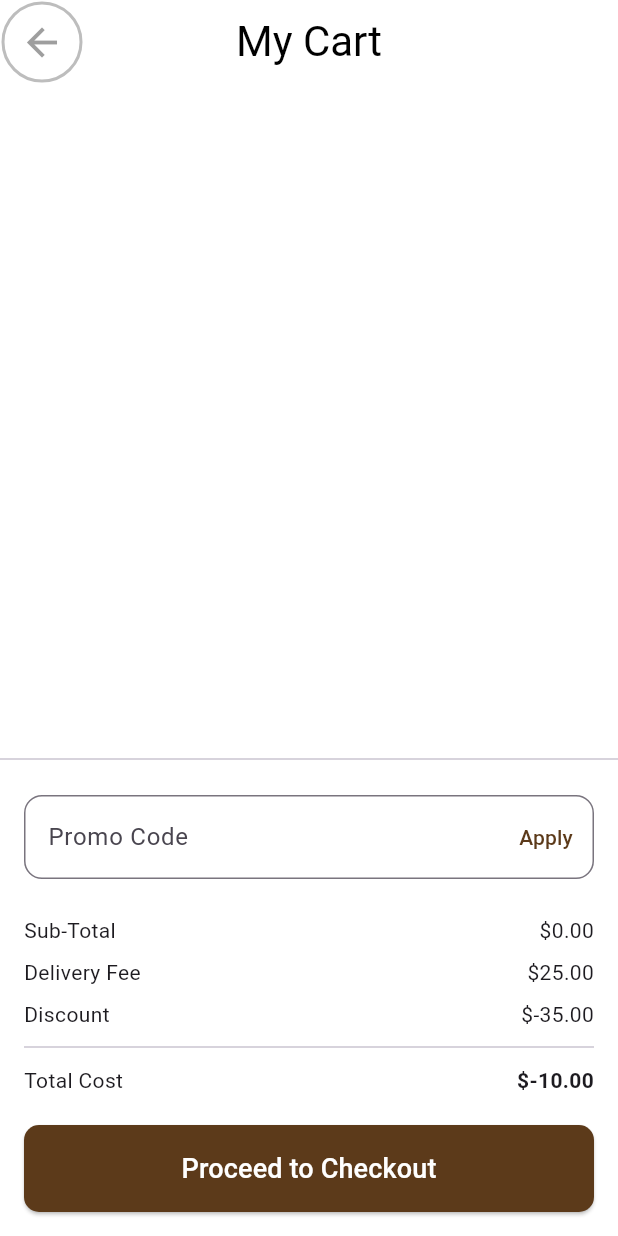
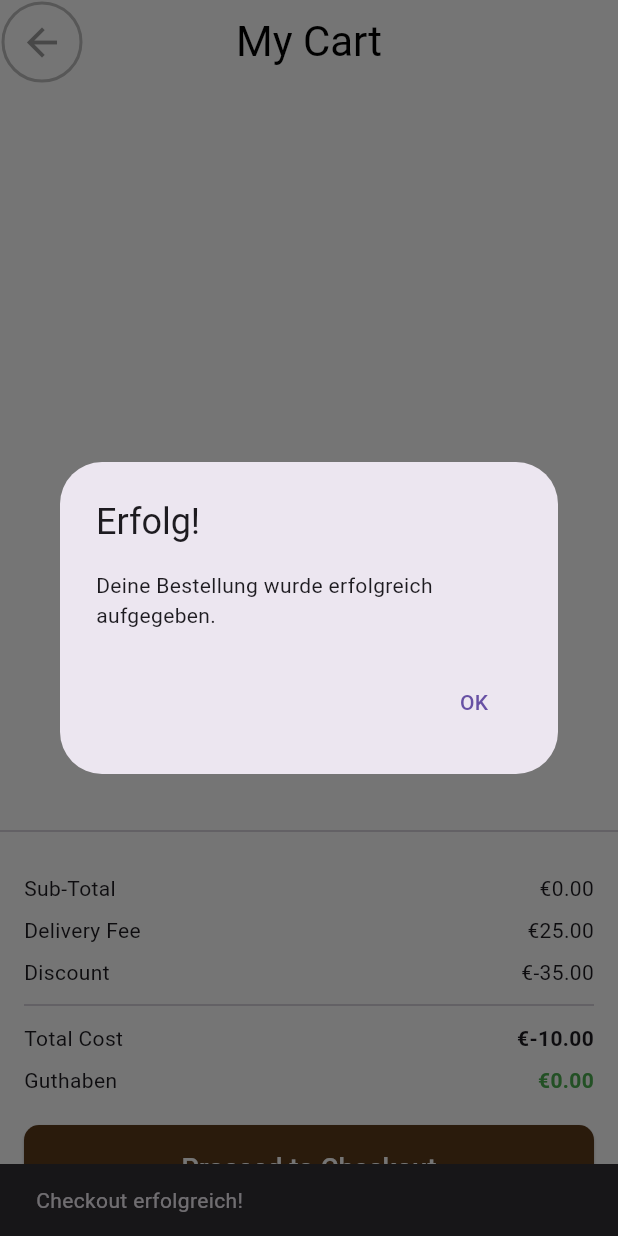
Before and after one commit to Laila116/LaModa_App, a Flutter app: the CartScreen screen opened by its route, after a tap on "Proceed to Checkout", on a phone screen of 412 x 824 dp. Run offline on Flutter 3.47's test engine with Material 3 defaults, Android fonts, the phone set to English and light mode, and no system bars; our stand-ins replace carousel_slider, cloud_firestore, email_validator, firebase_auth, firebase_core, flutter_rating_bar and 1 more; accounts and stored records are empty; Roboto replaces fonts that are missing (Oswald).

Commit message:
warenkorb mit produktdetails in firebase hingefügt und guthaben wird auch in firebase und in warenkorb angezeigt

```diff
--- a/lib/screens/cart_screen.dart
+++ b/lib/screens/cart_screen.dart
@@ -13,20 +13,80 @@ class CartScreen extends StatefulWidget {
 
 class _CartScreenState extends State<CartScreen> {
   final Color primaryColor = const Color(0xFF5C3A1A);
-
   List<CartItem> cartItems = [];
-
-  void updateQuantity(int index, int change) {
-    setState(() {
-      cartItems[index].quantity += change;
-      if (cartItems[index].quantity < 1) cartItems[index].quantity = 1;
-    });
-  }
+  double kontostand = 0.0;
 
   @override
   void initState() {
     super.initState();
     loadCartItems();
+  }
+
+  Future<void> loadCartItems() async {
+    final user = FirebaseAuth.instance.currentUser;
+    if (user == null) return;
+
+    final snapshot =
+        await FirebaseFirestore.instance
+            .collection('carts')
+            .doc(user.uid)
+            .collection('items')
+            .orderBy('timestamp', descending: true)
+            .get();
+
+    final items =
+        snapshot.docs.map((doc) {
+          final data = doc.data();
+          return CartItem(
+            name: data['name'],
+            price: (data['price'] as num).toDouble(),
+            size: data['size'],
+            quantity: data['quantity'],
+            image: data['image'],
+          );
+        }).toList();
+
+    setState(() {
+      cartItems = items;
+    });
+
+    final userDoc =
+        await FirebaseFirestore.instance
+            .collection('users')
+            .doc(user.uid)
+            .get();
+
+    if (userDoc.exists && userDoc.data()!.containsKey('kontostand')) {
+      setState(() {
+        kontostand = (userDoc['kontostand'] as num).toDouble();
+      });
+    }
+  }
+
+  void updateQuantity(int index, int change) async {
+    final user = FirebaseAuth.instance.currentUser;
+    if (user == null) return;
+
+    final item = cartItems[index];
+    final newQuantity = item.quantity + change;
+    if (newQuantity < 1) return;
+
+    setState(() {
+      cartItems[index].quantity = newQuantity;
+    });
+
+    final snapshot =
+        await FirebaseFirestore.instance
+            .collection('carts')
+            .doc(user.uid)
+            .collection('items')
+            .where('name', isEqualTo: item.name)
+            .where('size', isEqualTo: item.size)
+            .get();
+
+    for (var doc in snapshot.docs) {
+      doc.reference.update({'quantity': newQuantity});
+    }
   }
 
   Future<void> removeItem(int index) async {
@@ -35,48 +95,22 @@ class _CartScreenState extends State<CartScreen> {
 
     final item = cartItems[index];
 
+    final snapshot =
         await FirebaseFirestore.instance
             .collection('carts')
             .doc(user.uid)
             .collection('items')
-        .where('name', isEqualTo: item.name) // oder nutze itemId wenn du hast
-        .get()
-        .then((snapshot) {
+            .where('name', isEqualTo: item.name)
+            .where('size', isEqualTo: item.size)
+            .get();
+
     for (var doc in snapshot.docs) {
-            doc.reference.delete();
+      await doc.reference.delete();
     }
-        });
 
     setState(() {
       cartItems.removeAt(index);
     });
-
-    showDialog(
-      context: context,
-      builder:
-          (_) => AlertDialog(
-            title: const Text('Remove from Cart?'),
-            content: Text(
-              '${cartItems[index].name} - \$${cartItems[index].price}',
-            ),
-            actions: [
-              TextButton(
-                onPressed: () => Navigator.pop(context),
-                child: const Text('Cancel'),
-              ),
-              TextButton(
-                onPressed: () {
-                  setState(() {
-                    cartItems.removeAt(index);
-                  });
-                  Navigator.pop(context);
-                },
-                style: TextButton.styleFrom(foregroundColor: primaryColor),
-                child: const Text('Yes, Remove'),
-              ),
-            ],
-          ),
-    );
   }
 
   @override
@@ -100,7 +134,7 @@ class _CartScreenState extends State<CartScreen> {
               itemBuilder: (_, index) {
                 final item = cartItems[index];
                 return Dismissible(
-                  key: Key(item.name),
+                  key: Key(item.name + item.size),
                   direction: DismissDirection.endToStart,
                   onDismissed: (_) => removeItem(index),
                   background: Container(
@@ -111,17 +145,20 @@ class _CartScreenState extends State<CartScreen> {
                   ),
                   child: ListTile(
                     leading: Image.asset(
-                      'assets/images/Jackets/jacket_brown_man2.jpg',
+                      item.image,
                       width: 64,
                       height: 64,
                       fit: BoxFit.cover,
+                      errorBuilder:
+                          (context, error, stackTrace) =>
+                              Icon(Icons.broken_image),
                     ),
                     title: Text(
                       item.name,
                       style: const TextStyle(fontWeight: FontWeight.bold),
                     ),
                     subtitle: Text(
-                      'Size: ${item.size}\n\$${item.price.toStringAsFixed(2)}',
+                      'Size: ${item.size} | €${item.price.toStringAsFixed(2)}',
                     ),
                     trailing: Row(
                       mainAxisSize: MainAxisSize.min,
@@ -149,33 +186,103 @@ class _CartScreenState extends State<CartScreen> {
             padding: const EdgeInsets.all(16),
             child: Column(
               children: [
-                TextField(
-                  decoration: InputDecoration(
-                    hintText: 'Promo Code',
-                    suffixIcon: TextButton(
-                      onPressed: () {},
-                      child: Text(
-                        'Apply',
-                        style: TextStyle(color: primaryColor),
-                      ),
-                    ),
-                    border: OutlineInputBorder(
-                      borderRadius: BorderRadius.circular(12),
-                    ),
-                  ),
-                ),
-                const SizedBox(height: 20),
                 summaryRow('Sub-Total', subtotal),
                 summaryRow('Delivery Fee', deliveryFee),
                 summaryRow('Discount', -discount),
                 const Divider(),
                 summaryRow('Total Cost', total, bold: true),
+                summaryRow('Guthaben', kontostand, bold: true),
 
                 const SizedBox(height: 16),
                 SizedBox(
                   width: double.infinity,
                   child: ElevatedButton(
-                    onPressed: () {},
+                    onPressed: () async {
+                      final user = FirebaseAuth.instance.currentUser;
+                      if (user == null) return;
+
+                      // Berechne Total
+                      double subtotal = cartItems.fold(
+                        0,
+                        (sum, item) => sum + (item.price * item.quantity),
+                      );
+                      double deliveryFee = 25.0;
+                      double discount = 35.0;
+                      double total = subtotal + deliveryFee - discount;
+
+                      // Lade Guthaben
+                      final userDoc =
+                          await FirebaseFirestore.instance
+                              .collection('users')
+                              .doc(user.uid)
+                              .get();
+                      double kontostand = 0.0;
+
+                      if (userDoc.exists &&
+                          userDoc.data()!.containsKey('kontostand')) {
+                        kontostand =
+                            (userDoc.data()!['kontostand'] as num).toDouble();
+                      }
+
+                      if (kontostand >= total) {
+                        // Guthaben reicht – abziehen
+                        final neuerStand = kontostand - total;
+                        await FirebaseFirestore.instance
+                            .collection('users')
+                            .doc(user.uid)
+                            .update({'kontostand': neuerStand});
+
+                        // Warenkorb leeren
+                        final itemsSnapshot =
+                            await FirebaseFirestore.instance
+                                .collection('carts')
+                                .doc(user.uid)
+                                .collection('items')
+                                .get();
+
+                        for (var doc in itemsSnapshot.docs) {
+                          await doc.reference.delete();
+                        }
+
+                        setState(() {
+                          cartItems.clear();
+                        });
+
+                        ScaffoldMessenger.of(context).showSnackBar(
+                          const SnackBar(
+                            content: Text('Checkout erfolgreich!'),
+                          ),
+                        );
+
+                        // Danach zeige Dialog
+                        await showDialog(
+                          context: context,
+                          builder:
+                              (_) => AlertDialog(
+                                title: const Text('Erfolg!'),
+                                content: const Text(
+                                  'Deine Bestellung wurde erfolgreich aufgegeben.',
+                                ),
+                                actions: [
+                                  TextButton(
+                                    onPressed:
+                                        () => Navigator.of(context).pop(),
+                                    child: const Text('OK'),
+                                  ),
+                                ],
+                              ),
+                        );
+                      } else {
+                        // Nicht genug Geld
+                        ScaffoldMessenger.of(context).showSnackBar(
+                          SnackBar(
+                            content: Text(
+                              'Nicht genug Guthaben: €${kontostand.toStringAsFixed(2)}',
+                            ),
+                          ),
+                        );
+                      }
+                    },
                     style: ElevatedButton.styleFrom(
                       backgroundColor: primaryColor,
                       padding: const EdgeInsets.symmetric(vertical: 16),
@@ -209,42 +316,15 @@ class _CartScreenState extends State<CartScreen> {
         children: [
           Text(label),
           Text(
-            '\$${value.toStringAsFixed(2)}',
+            '€${value.toStringAsFixed(2)}',
             style: TextStyle(
               fontWeight: bold ? FontWeight.bold : FontWeight.normal,
+              color: label == 'Guthaben' ? Colors.green : null,
             ),
           ),
         ],
       ),
     );
-  }
-
-  Future<void> loadCartItems() async {
-    final user = FirebaseAuth.instance.currentUser;
-    if (user == null) return;
-
-    final snapshot =
-        await FirebaseFirestore.instance
-            .collection('carts')
-            .doc(user.uid)
-            .collection('items')
-            .get();
-
-    final items =
-        snapshot.docs.map((doc) {
-          final data = doc.data();
-          return CartItem(
-            name: data['name'],
-            price: data['price'].toDouble(),
-            size: data['size'],
-            quantity: data['quantity'],
-            image: data['image'],
-          );
-        }).toList();
-
-    setState(() {
-      cartItems = items;
-    });
   }
 }
 
```
Also changed, not shown: lib/screens/profile_screen.dart (+45 -9 lines), 1 other file. Lines whose indentation alone changed are shown as unchanged.
